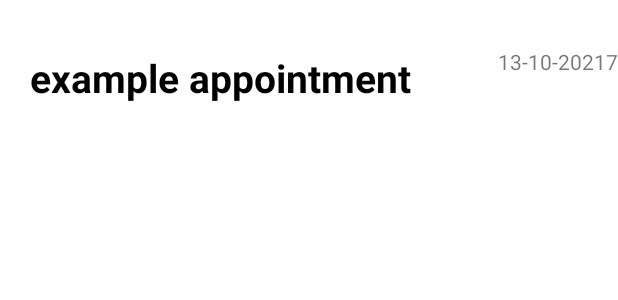
After one commit to guttesentheodor/CalendarApp, an Android app: the layout list_item.xml on its own in the app's theme, with its tools: preview values and no code run, on a phone screen of 412 x 824 dp. The commit adds this screen. Shown: the top 300 px of the screen. Run offline under Robolectric (Android 15) with nearby library versions, the phone set to English and light mode, and no system bars.

Commit message:
implemented listview and click for note

```diff
--- /dev/null
+++ b/app/src/main/java/com/example/calendarapp/Appointment.kt
@@ -0,0 +1,3 @@
+package com.example.calendarapp
+
+data class Appointment(var appointmentTitle : String, var appointmentNote : String, var appointmentDate : String)
--- a/app/src/main/res/layout/activity_calendar.xml
+++ b/app/src/main/res/layout/activity_calendar.xml
@@ -6,4 +6,10 @@
     android:layout_height="match_parent"
     tools:context=".CalendarActivity">
 
+    <ListView
+        android:id="@+id/listview"
+        android:layout_width="match_parent"
+        android:layout_height="match_parent"
+        tools:listitem="@layout/list_item"/>
+
 </androidx.constraintlayout.widget.ConstraintLayout>
--- /dev/null
+++ b/app/src/main/res/layout/list_item.xml
@@ -0,0 +1,41 @@
+<?xml version="1.0" encoding="utf-8"?>
+<LinearLayout xmlns:android="http://schemas.android.com/apk/res/android"
+    android:orientation="vertical"
+    android:layout_width="match_parent"
+    android:layout_height="match_parent">
+
+   <RelativeLayout
+       android:layout_width="wrap_content"
+       android:layout_height="wrap_content"
+       android:layout_marginTop="16dp">
+
+       <LinearLayout
+           android:layout_width="wrap_content"
+           android:layout_height="wrap_content"
+           android:layout_marginVertical="18dp"
+           android:orientation="horizontal">
+           <LinearLayout
+               android:layout_width="wrap_content"
+               android:layout_height="wrap_content"
+               android:layout_marginStart="20dp"
+               android:orientation="vertical">
+               <TextView
+                   android:layout_width="wrap_content"
+                   android:layout_height="wrap_content"
+                   android:id="@+id/appointmentTitle"
+                   android:text="example appointment"
+                   android:textColor="@color/black"
+                   android:textSize="26sp"
+                   android:textStyle="bold"/>
+
+           </LinearLayout>
+       </LinearLayout>
+       <TextView
+           android:layout_width="wrap_content"
+           android:layout_height="wrap_content"
+           android:id="@+id/appointmentDate"
+           android:layout_marginTop="15dp"
+           android:layout_alignParentRight="true"
+           android:text="13-10-20217"/>
+   </RelativeLayout>
+</LinearLayout>
```
Also changed, not shown: app/src/main/java/com/example/calendarapp/AppointmentActivity.kt (+17 -1 lines), app/src/main/java/com/example/calendarapp/CalendarActivity.kt (+48 -1 lines), app/src/main/java/com/example/calendarapp/ListAdapter.kt (added, +26 -0 lines), app/src/main/res/layout/activity_appointment.xml (+49 -2 lines).
